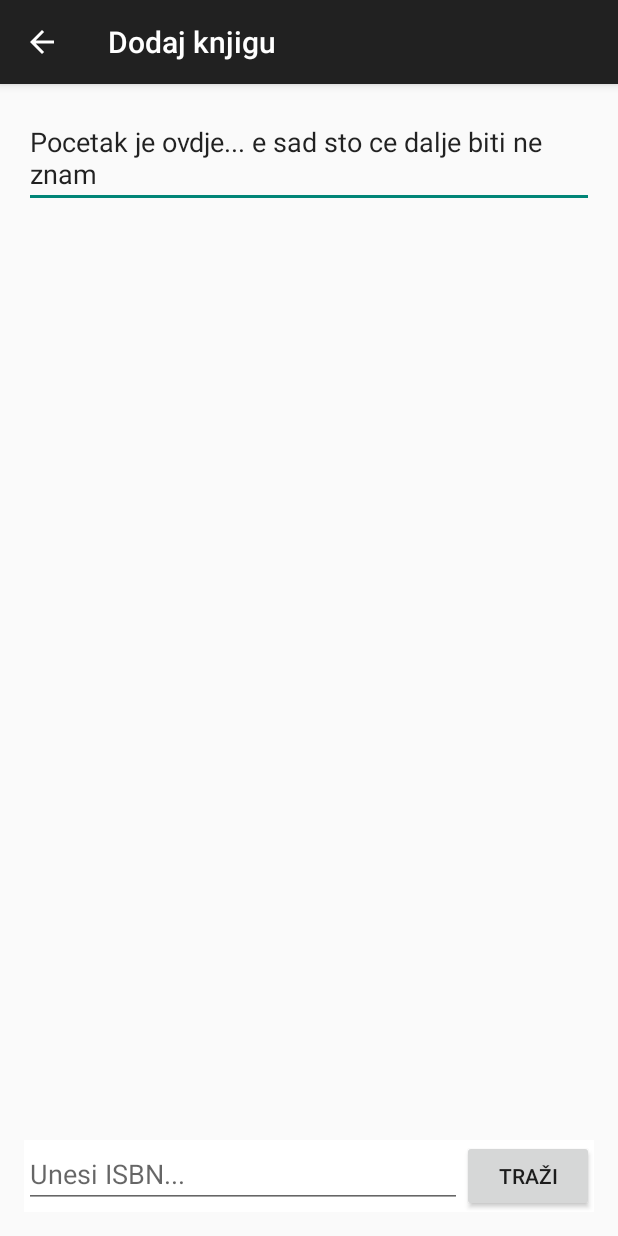
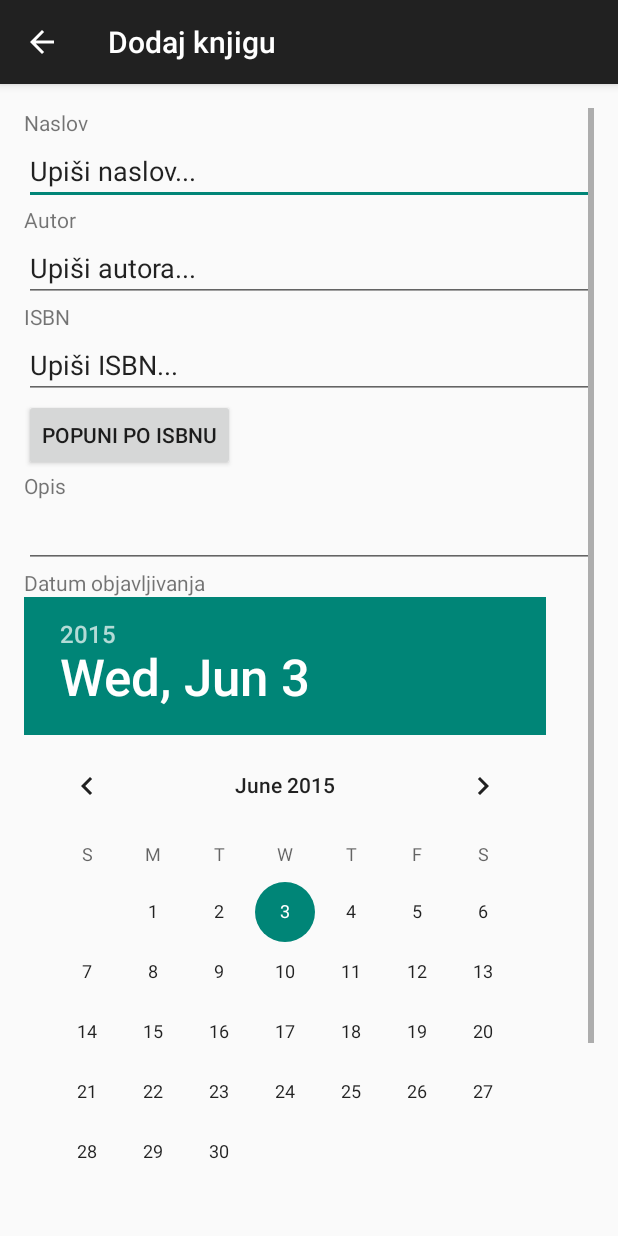
Before and after one commit to SumejjaPorca/PKKSBookDiary, an Android app: the AddBook screen opened directly, with no data from a screen before it, on a phone screen of 412 x 824 dp. Run offline under Robolectric (Android 15) with nearby library versions, the phone set to English and light mode, and no system bars.

```diff
--- a/MyApplication/app/src/main/res/layout/activity_add_book.xml
+++ b/MyApplication/app/src/main/res/layout/activity_add_book.xml
@@ -6,32 +6,98 @@
     android:paddingBottom="@dimen/activity_vertical_margin"
     tools:context="ba.unsa.etf.pkks.sil.myapplication.AddBook">
 
-    <EditText
+
+    <ScrollView
         android:layout_width="match_parent"
         android:layout_height="wrap_content"
-        android:id="@+id/add_book_show"
-        android:text="Pocetak je ovdje... e sad sto ce dalje biti ne znam"/>
-
+        android:id="@+id/scrollView" >
     <LinearLayout
         android:layout_width="match_parent"
         android:layout_height="wrap_content"
-        android:layout_alignParentBottom="true"
-        android:background="@android:color/white"
-        android:orientation="horizontal">
 
+        android:orientation="vertical"
+        android:id="@+id/linearLayout">
 
-        <EditText android:id="@+id/edit_search_isbn"
+        <TextView
+            android:layout_width="wrap_content"
             android:layout_height="wrap_content"
-            android:layout_width="0dp"
-            android:layout_weight="9"
-            android:hint="@string/enter_isbn"
-            />
+            android:text="@string/book_title"/>
+        <EditText
+            android:layout_width="match_parent"
+            android:layout_height="wrap_content"
+            android:text="@string/add_book_title"
+            android:id="@+id/add_book_title"/>
 
+        <TextView
+            android:layout_width="wrap_content"
+            android:layout_height="wrap_content"
+            android:text="@string/book_author"/>
+        <EditText
+            android:layout_width="match_parent"
+            android:layout_height="wrap_content"
+            android:text="@string/add_book_author"
+            android:id="@+id/add_book_author"/>
+
+        <TextView
+            android:layout_width="wrap_content"
+            android:layout_height="wrap_content"
+            android:text="@string/book_isbn"/>
+        <EditText
+            android:layout_width="match_parent"
+            android:layout_height="wrap_content"
+            android:text="@string/add_book_isbn"
+            android:id="@+id/add_book_isbn"
+            android:inputType="none"/>
         <Button
             android:layout_width="wrap_content"
             android:layout_height="wrap_content"
-            android:text="@string/button_search"
+            android:text="@string/button_fill_by_isbn"
             android:onClick="searchBooks"
             />
+
+        <TextView
+            android:layout_width="wrap_content"
+            android:layout_height="wrap_content"
+            android:text="@string/book_description"/>
+
+        <EditText
+            android:layout_width="match_parent"
+            android:layout_height="wrap_content"
+            android:inputType="textMultiLine"
+            android:id="@+id/add_book_description" />
+
+        <TextView
+            android:layout_width="wrap_content"
+            android:layout_height="wrap_content"
+            android:text="@string/add_book_publish_date"/>
+
+        <DatePicker
+            android:layout_width="wrap_content"
+            android:layout_height="wrap_content"
+            android:calendarViewShown="false"
+            android:id="@+id/add_book_publish_date"
+            />
+
+        <TextView
+            android:layout_width="wrap_content"
+            android:layout_height="wrap_content"
+            android:text="@string/book_pages"/>
+        <EditText
+            android:layout_width="match_parent"
+            android:layout_height="wrap_content"
+            android:inputType="textMultiLine"
+            android:id="@+id/add_book_pages" />
+
+        <Button
+            android:layout_width="match_parent"
+            android:layout_height="wrap_content"
+            android:text="@string/add_book"
+            android:id="@+id/button"
+            android:onClick="saveBook"
+            />
     </LinearLayout>
+    </ScrollView>
+
+
+
 </RelativeLayout>
--- a/MyApplication/app/src/main/res/values/strings.xml
+++ b/MyApplication/app/src/main/res/values/strings.xml
@@ -13,7 +13,7 @@
     <string name="invalid">Nije evidentirano</string>
     <string name="title_activity_book_display">BookDisplayActivity</string>
     <string name="enter_title">Unesi naslov...</string>
-    <string name="button_search">Traži</string>
+    <string name="button_search">Nadji</string>
     <string name="add_book">Dodaj knjigu...</string>
     <string name="title_activity_add_book">Dodaj knjigu</string>
     <string name="enter_isbn">Unesi ISBN...</string>
@@ -22,4 +22,17 @@
 
     <string name="status">Status knjige?</string>
     <string name="book_found">Knjiga pronađena</string>
+    <string name="book_title">Naslov</string>
+    <string name="add_book_title">Upiši naslov...</string>
+    <string name="book_author">Autor</string>
+    <string name="add_book_author">Upiši autora...</string>
+    <string name="book_isbn">ISBN</string>
+    <string name="add_book_isbn">Upiši ISBN...</string>
+    <string name="book_description">Opis</string>
+    <string name="add_book_description">Upiši opis</string>
+    <string name="book_publish_date">Datum objavljivanja</string>
+    <string name="book_pages">Broj stranica:</string>
+    <string name="add_book_publish_date">Datum objavljivanja</string>
+    <string name="book_not_found">Knjiga nije pronađena</string>
+    <string name="button_fill_by_isbn">Popuni po ISBNu</string>
 </resources>
```
Also changed, not shown: MyApplication/app/src/main/java/ba/unsa/etf/pkks/sil/myapplication/AddBook.java (+97 -106 lines).
